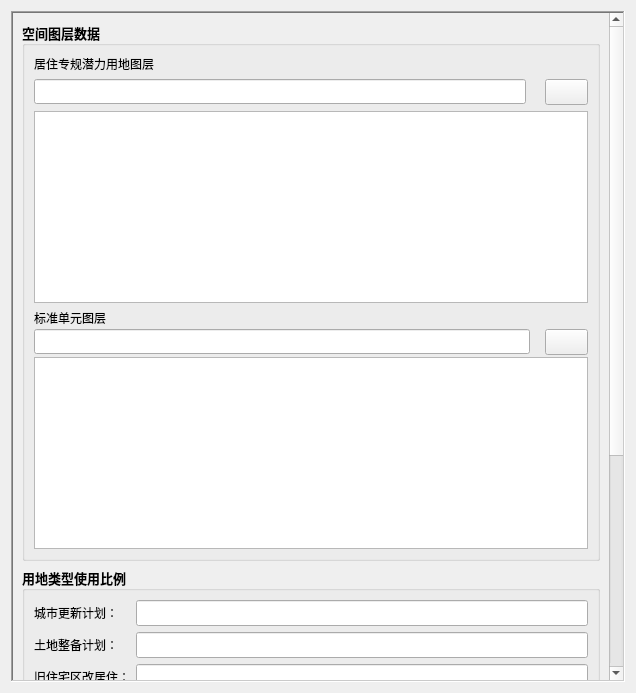
First picture: the form in UI/UIModelCal.ui, repository zou-mono/SpatialSimulation, before the edit.
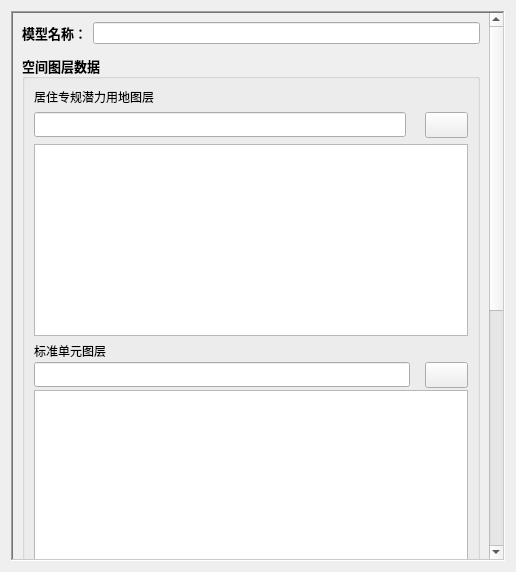
Second picture: the form after the edit. Icons and pictures are not drawn.

```diff
--- a/UI/UIModelCal.ui
+++ b/UI/UIModelCal.ui
@@ -6,8 +6,8 @@
    <rect>
     <x>0</x>
     <y>0</y>
-    <width>636</width>
-    <height>693</height>
+    <width>516</width>
+    <height>572</height>
    </rect>
   </property>
   <property name="windowTitle">
@@ -38,9 +38,9 @@
       <property name="geometry">
        <rect>
         <x>0</x>
-        <y>-252</y>
-        <width>597</width>
-        <height>982</height>
+        <y>0</y>
+        <width>477</width>
+        <height>990</height>
        </rect>
       </property>
       <property name="sizePolicy">
@@ -49,9 +49,47 @@
         <verstretch>0</verstretch>
        </sizepolicy>
       </property>
-      <layout class="QHBoxLayout" name="horizontalLayout">
+      <layout class="QVBoxLayout" name="verticalLayout">
        <item>
         <layout class="QVBoxLayout" name="verticalLayout_7">
+         <item>
+          <layout class="QHBoxLayout" name="horizontalLayout">
+           <item>
+            <widget class="QLabel" name="label_9">
+             <property name="font">
+              <font>
+               <family>微软雅黑</family>
+               <pointsize>10</pointsize>
+               <weight>75</weight>
+               <bold>true</bold>
+              </font>
+             </property>
+             <property name="text">
+              <string>模型名称：</string>
+             </property>
+            </widget>
+           </item>
+           <item>
+            <widget class="QLineEdit" name="txt_model_name"/>
+           </item>
+          </layout>
+         </item>
+         <item>
+          <spacer name="verticalSpacer_2">
+           <property name="orientation">
+            <enum>Qt::Vertical</enum>
+           </property>
+           <property name="sizeType">
+            <enum>QSizePolicy::Fixed</enum>
+           </property>
+           <property name="sizeHint" stdset="0">
+            <size>
+             <width>20</width>
+             <height>5</height>
+            </size>
+           </property>
+          </spacer>
+         </item>
          <item>
           <widget class="QGroupBox" name="groupBox1">
            <property name="sizePolicy">
@@ -456,33 +494,6 @@
                </widget>
               </item>
               <item row="2" column="0">
-               <widget class="QLabel" name="label_9">
-                <property name="font">
-                 <font>
-                  <family>微软雅黑</family>
-                  <pointsize>9</pointsize>
-                  <weight>50</weight>
-                  <bold>false</bold>
-                 </font>
-                </property>
-                <property name="text">
-                 <string>用地形态指数：</string>
-                </property>
-               </widget>
-              </item>
-              <item row="2" column="1">
-               <widget class="QLineEdit" name="txt_indicator_xtzs">
-                <property name="font">
-                 <font>
-                  <family>微软雅黑</family>
-                  <pointsize>10</pointsize>
-                  <weight>50</weight>
-                  <bold>false</bold>
-                 </font>
-                </property>
-               </widget>
-              </item>
-              <item row="3" column="0">
                <widget class="QLabel" name="label_10">
                 <property name="font">
                  <font>
@@ -497,7 +508,7 @@
                 </property>
                </widget>
               </item>
-              <item row="3" column="1">
+              <item row="2" column="1">
                <widget class="QLineEdit" name="txt_indicator_zzphzs">
                 <property name="font">
                  <font>
@@ -509,7 +520,7 @@
                 </property>
                </widget>
               </item>
-              <item row="4" column="0">
+              <item row="3" column="0">
                <widget class="QLabel" name="label_11">
                 <property name="font">
                  <font>
@@ -524,7 +535,7 @@
                 </property>
                </widget>
               </item>
-              <item row="4" column="1">
+              <item row="3" column="1">
                <widget class="QLineEdit" name="txt_indicator_jtkdx">
                 <property name="font">
                  <font>
@@ -536,7 +547,7 @@
                 </property>
                </widget>
               </item>
-              <item row="5" column="0">
+              <item row="4" column="0">
                <widget class="QLabel" name="label_12">
                 <property name="font">
                  <font>
@@ -551,7 +562,7 @@
                 </property>
                </widget>
               </item>
-              <item row="5" column="1">
+              <item row="4" column="1">
                <widget class="QLineEdit" name="txt_indicator_ggfwsp">
                 <property name="font">
                  <font>
```
